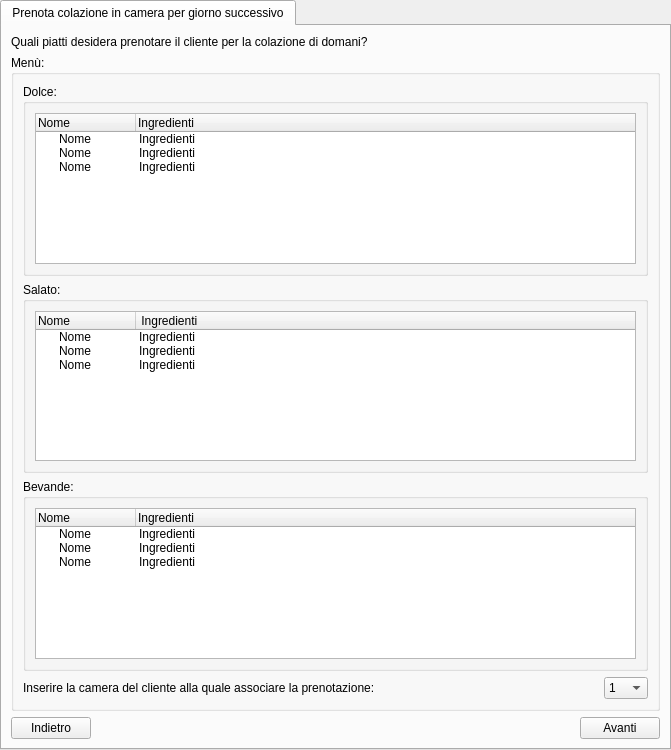
Old version of the form ui/Cameriere/GestisciCucina/PrenotaColazioneInCameraGiornoSuccessivo.ui in the repository mdoraz/Hotel.
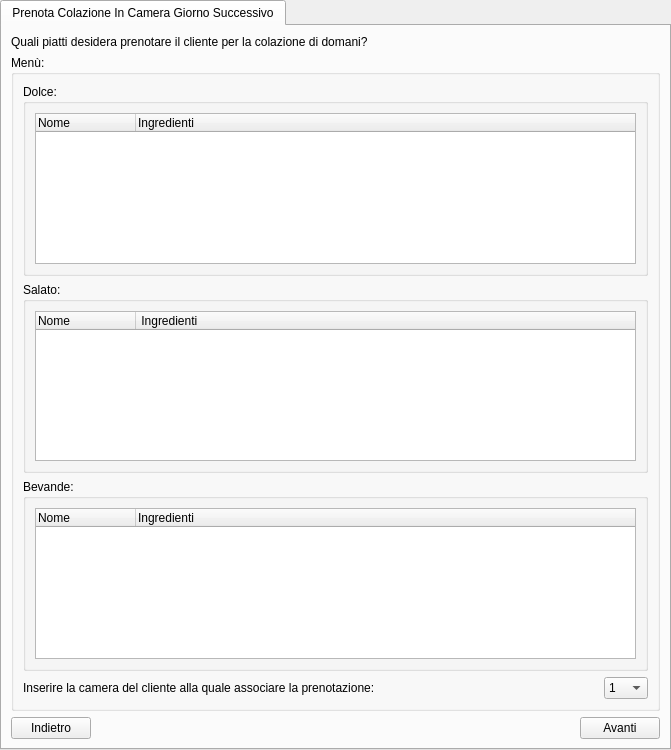
New version of the form.

The edit to the form file:
```diff
--- a/ui/Cameriere/GestisciCucina/PrenotaColazioneInCameraGiornoSuccessivo.ui
+++ b/ui/Cameriere/GestisciCucina/PrenotaColazioneInCameraGiornoSuccessivo.ui
@@ -24,7 +24,7 @@
   </property>
   <widget class="QWidget" name="tab">
    <attribute name="title">
-    <string>Prenota colazione in camera per giorno successivo</string>
+    <string>Prenota Colazione In Camera Giorno Successivo</string>
    </attribute>
    <layout class="QGridLayout" name="gridLayout_3">
     <item row="5" column="2">
@@ -94,30 +94,6 @@
               <string>Ingredienti</string>
              </property>
             </column>
-            <item>
-             <property name="text">
-              <string>Nome</string>
-             </property>
-             <property name="text">
-              <string>Ingredienti</string>
-             </property>
-            </item>
-            <item>
-             <property name="text">
-              <string>Nome</string>
-             </property>
-             <property name="text">
-              <string>Ingredienti</string>
-             </property>
-            </item>
-            <item>
-             <property name="text">
-              <string>Nome</string>
-             </property>
-             <property name="text">
-              <string>Ingredienti</string>
-             </property>
-            </item>
            </widget>
           </item>
          </layout>
@@ -144,30 +120,6 @@
               <string> Ingredienti</string>
              </property>
             </column>
-            <item>
-             <property name="text">
-              <string>Nome</string>
-             </property>
-             <property name="text">
-              <string>Ingredienti</string>
-             </property>
-            </item>
-            <item>
-             <property name="text">
-              <string>Nome</string>
-             </property>
-             <property name="text">
-              <string>Ingredienti</string>
-             </property>
-            </item>
-            <item>
-             <property name="text">
-              <string>Nome</string>
-             </property>
-             <property name="text">
-              <string>Ingredienti</string>
-             </property>
-            </item>
            </widget>
           </item>
          </layout>
@@ -378,30 +330,6 @@
               <string>Ingredienti</string>
              </property>
             </column>
-            <item>
-             <property name="text">
-              <string>Nome</string>
-             </property>
-             <property name="text">
-              <string>Ingredienti</string>
-             </property>
-            </item>
-            <item>
-             <property name="text">
-              <string>Nome</string>
-             </property>
-             <property name="text">
-              <string>Ingredienti</string>
-             </property>
-            </item>
-            <item>
-             <property name="text">
-              <string>Nome</string>
-             </property>
-             <property name="text">
-              <string>Ingredienti</string>
-             </property>
-            </item>
            </widget>
           </item>
          </layout>
```
Left out of the diff: 8 changed lines with no effect on the pictures.
